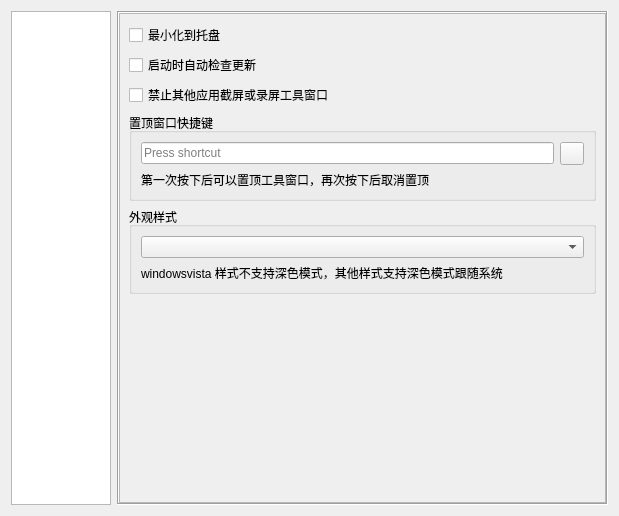
GTA5Oracle/EliteSpeedrunTool, file EliteSpeedrunTool/SettingDialog.ui: the form before one commit.
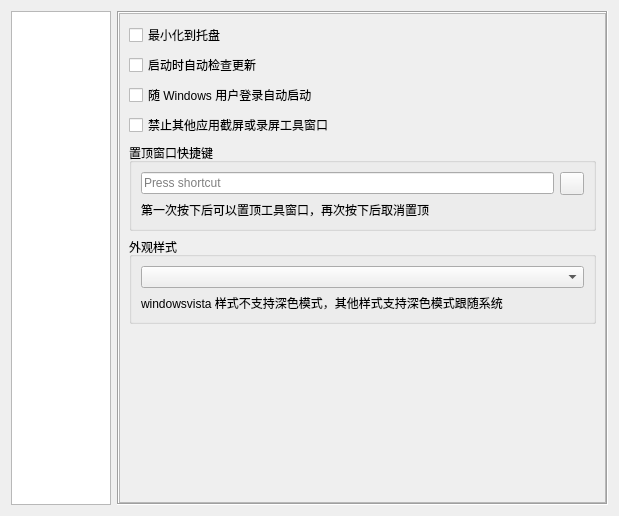
The form after the commit. The open tabs and pages were chosen to show the change. Icons and pictures are not drawn. Custom widgets are drawn as their Qt base class.

Commit message: [feature] Support Enhanced version; support auto-start with Windows login

```diff
--- a/EliteSpeedrunTool/SettingDialog.ui
+++ b/EliteSpeedrunTool/SettingDialog.ui
@@ -72,8 +72,8 @@
            <rect>
             <x>0</x>
             <y>0</y>
-            <width>246</width>
-            <height>241</height>
+            <width>529</width>
+            <height>498</height>
            </rect>
           </property>
           <layout class="QVBoxLayout" name="verticalLayout_23">
@@ -91,6 +91,13 @@
              </property>
             </widget>
            </item>
+           <item>
+            <widget class="QCheckBox" name="cbRunOnLogon">
+             <property name="text">
+              <string>随 Windows 用户登录自动启动</string>
+             </property>
+            </widget>
+           </item>
            <item>
             <widget class="QCheckBox" name="cbExcludeFromCapture">
              <property name="text">
```
Left out of the diff: 6 changed lines with no effect on the pictures. The commit also changes 10 other files.
